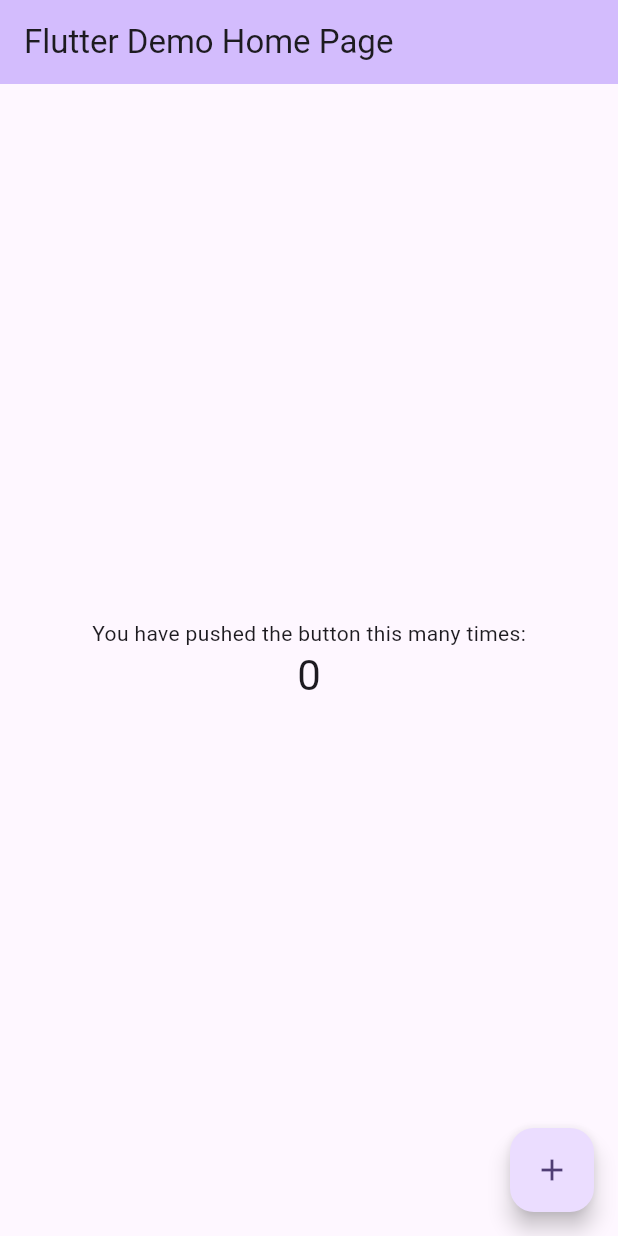
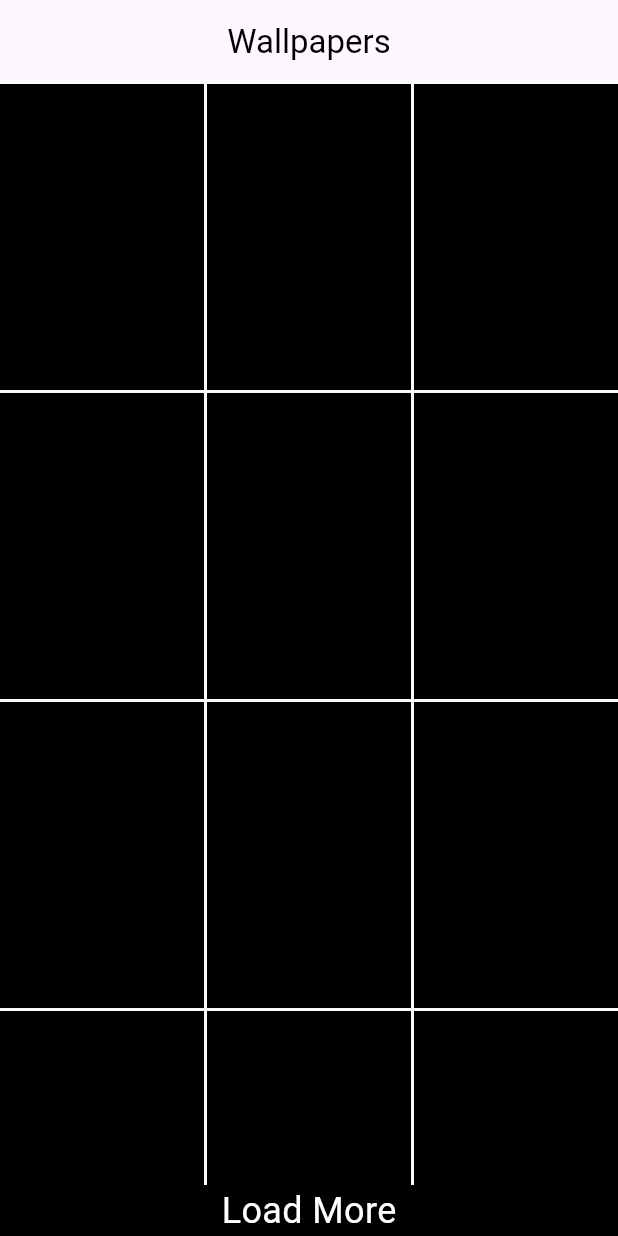
Before and after one commit to Saksham0205/wallpaper_app, a Flutter app: the screen it shows after launch, on a phone screen of 412 x 824 dp. Run offline on Flutter 3.47's test engine with Material 3 defaults, Android fonts, the phone set to English and light mode, and no system bars.

Commit message:
Structure defined

```diff
--- /dev/null
+++ b/lib/homepage.dart
@@ -0,0 +1,48 @@
+import 'package:flutter/material.dart';
+
+class HomePage extends StatefulWidget {
+  const HomePage({super.key});
+
+  @override
+  State<HomePage> createState() => _HomePageState();
+}
+
+class _HomePageState extends State<HomePage> {
+  String api= "AsHJPEVykI1vFwH70U4BWV6CFrxvMFzTmnp5hNRLRMtYZaKlh2yurm1A";
+  @override
+  Widget build(BuildContext context) {
+    return Scaffold(
+      appBar:AppBar(
+        title: Text(
+          "Wallpapers", style: TextStyle(
+          color: Colors.black,
+        ),
+        ),
+        centerTitle: true,
+      ),
+      body: Column(
+        children: [
+          Expanded(child: Container(
+            child: GridView.builder(gridDelegate: SliverGridDelegateWithFixedCrossAxisCount(crossAxisCount: 3,crossAxisSpacing: 2,childAspectRatio: 2/3,mainAxisSpacing: 2), itemBuilder: (context,index){
+              return Container(
+                color: Colors.black,
+              );
+            }),
+
+          ),),
+          Container(
+            width: double.infinity,
+            color: Colors.black,
+            child: Center(
+              child: Text(
+                "Load More",
+                style: TextStyle(
+                    color: Colors.white,fontSize: 24),
+              ),
+            ),
+          ),
+        ],
+      ),
+    );
+  }
+}
--- a/lib/main.dart
+++ b/lib/main.dart
@@ -1,4 +1,5 @@
 import 'package:flutter/material.dart';
+import 'package:wallpaper_app/homepage.dart';
 
 void main() {
   runApp(const MyApp());
@@ -11,115 +12,14 @@ class MyApp extends StatelessWidget {
   @override
   Widget build(BuildContext context) {
     return MaterialApp(
+      debugShowCheckedModeBanner: false,
       title: 'Flutter Demo',
       theme: ThemeData(
-        // This is the theme of your application.
-        //
-        // TRY THIS: Try running your application with "flutter run". You'll see
-        // the application has a purple toolbar. Then, without quitting the app,
-        // try changing the seedColor in the colorScheme below to Colors.green
-        // and then invoke "hot reload" (save your changes or press the "hot
-        // reload" button in a Flutter-supported IDE, or press "r" if you used
-        // the command line to start the app).
-        //
-        // Notice that the counter didn't reset back to zero; the application
-        // state is not lost during the reload. To reset the state, use hot
-        // restart instead.
-        //
-        // This works for code too, not just values: Most code changes can be
-        // tested with just a hot reload.
+
         colorScheme: ColorScheme.fromSeed(seedColor: Colors.deepPurple),
         useMaterial3: true,
       ),
-      home: const MyHomePage(title: 'Flutter Demo Home Page'),
+      home: HomePage(),
     );
   }
 }
-
-class MyHomePage extends StatefulWidget {
-  const MyHomePage({super.key, required this.title});
-
-  // This widget is the home page of your application. It is stateful, meaning
-  // that it has a State object (defined below) that contains fields that affect
-  // how it looks.
-
-  // This class is the configuration for the state. It holds the values (in this
-  // case the title) provided by the parent (in this case the App widget) and
-  // used by the build method of the State. Fields in a Widget subclass are
-  // always marked "final".
-
-  final String title;
-
-  @override
-  State<MyHomePage> createState() => _MyHomePageState();
-}
-
-class _MyHomePageState extends State<MyHomePage> {
-  int _counter = 0;
-
-  void _incrementCounter() {
-    setState(() {
-      // This call to setState tells the Flutter framework that something has
-      // changed in this State, which causes it to rerun the build method below
-      // so that the display can reflect the updated values. If we changed
-      // _counter without calling setState(), then the build method would not be
-      // called again, and so nothing would appear to happen.
-      _counter++;
-    });
-  }
-
-  @override
-  Widget build(BuildContext context) {
-    // This method is rerun every time setState is called, for instance as done
-    // by the _incrementCounter method above.
-    //
-    // The Flutter framework has been optimized to make rerunning build methods
-    // fast, so that you can just rebuild anything that needs updating rather
-    // than having to individually change instances of widgets.
-    return Scaffold(
-      appBar: AppBar(
-        // TRY THIS: Try changing the color here to a specific color (to
-        // Colors.amber, perhaps?) and trigger a hot reload to see the AppBar
-        // change color while the other colors stay the same.
-        backgroundColor: Theme.of(context).colorScheme.inversePrimary,
-        // Here we take the value from the MyHomePage object that was created by
-        // the App.build method, and use it to set our appbar title.
-        title: Text(widget.title),
-      ),
-      body: Center(
-        // Center is a layout widget. It takes a single child and positions it
-        // in the middle of the parent.
-        child: Column(
-          // Column is also a layout widget. It takes a list of children and
-          // arranges them vertically. By default, it sizes itself to fit its
-          // children horizontally, and tries to be as tall as its parent.
-          //
-          // Column has various properties to control how it sizes itself and
-          // how it positions its children. Here we use mainAxisAlignment to
-          // center the children vertically; the main axis here is the vertical
-          // axis because Columns are vertical (the cross axis would be
-          // horizontal).
-          //
-          // TRY THIS: Invoke "debug painting" (choose the "Toggle Debug Paint"
-          // action in the IDE, or press "p" in the console), to see the
-          // wireframe for each widget.
-          mainAxisAlignment: MainAxisAlignment.center,
-          children: <Widget>[
-            const Text(
-              'You have pushed the button this many times:',
-            ),
-            Text(
-              '$_counter',
-              style: Theme.of(context).textTheme.headlineMedium,
-            ),
-          ],
-        ),
-      ),
-      floatingActionButton: FloatingActionButton(
-        onPressed: _incrementCounter,
-        tooltip: 'Increment',
-        child: const Icon(Icons.add),
-      ), // This trailing comma makes auto-formatting nicer for build methods.
-    );
-  }
-}
```
